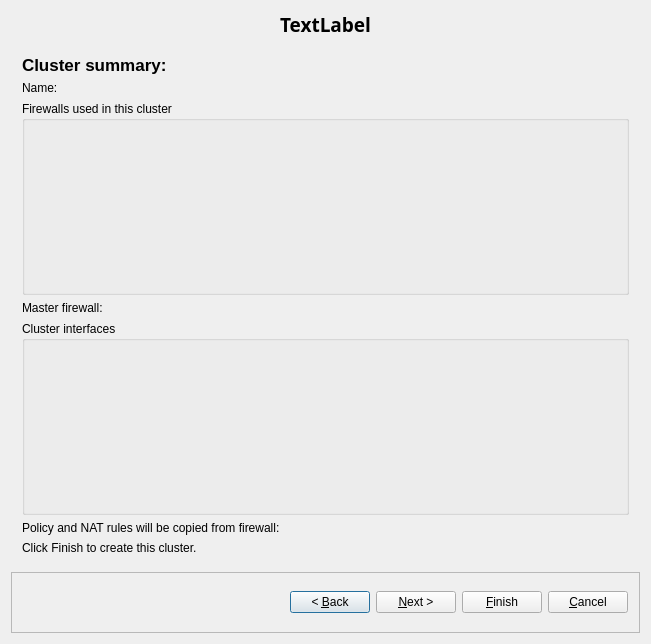
This is src/gui/newclusterdialog_q.ui in fwbuilder/fwbuilder as Qt 5 draws it before an edit. The edited form follows.
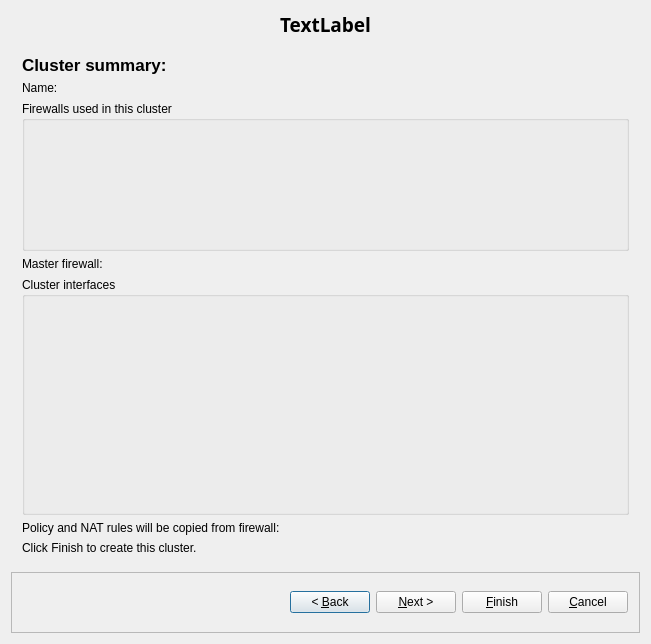
This is the edited form. Icons and pictures are not drawn. Custom widgets are drawn as their Qt base class.

Commit message: minor adjustment in dialog; upgraded template file

The edit to the form file:
```diff
--- a/src/gui/newclusterdialog_q.ui
+++ b/src/gui/newclusterdialog_q.ui
@@ -277,8 +277,26 @@
         </widget>
        </item>
        <item>
-        <widget class="QGroupBox" name="groupBox">
-         <property name="title">
+        <widget class="QGroupBox" name="groupBox" >
+         <property name="sizePolicy" >
+          <sizepolicy vsizetype="Fixed" hsizetype="Preferred" >
+           <horstretch>0</horstretch>
+           <verstretch>0</verstretch>
+          </sizepolicy>
+         </property>
+         <property name="minimumSize" >
+          <size>
+           <width>0</width>
+           <height>150</height>
+          </size>
+         </property>
+         <property name="maximumSize" >
+          <size>
+           <width>16777215</width>
+           <height>150</height>
+          </size>
+         </property>
+         <property name="title" >
           <string>Firewalls used in this cluster</string>
          </property>
          <layout class="QVBoxLayout" name="verticalLayout_6">
@@ -1165,7 +1183,7 @@
    </item>
   </layout>
  </widget>
- <layoutdefault spacing="6" margin="11"/>
+ <layoutdefault spacing="6" margin="11" />
  <customwidgets>
   <customwidget>
    <class>InterfacesTabWidget</class>
```
Left out of the diff: 793 changed lines with no effect on the pictures. The commit also changes 3 other files.
